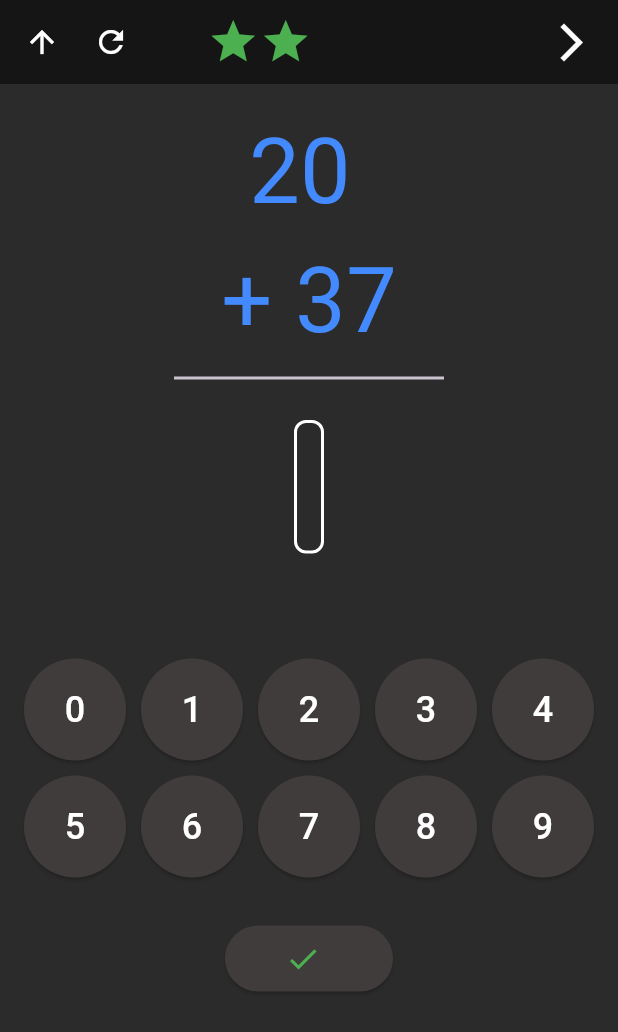
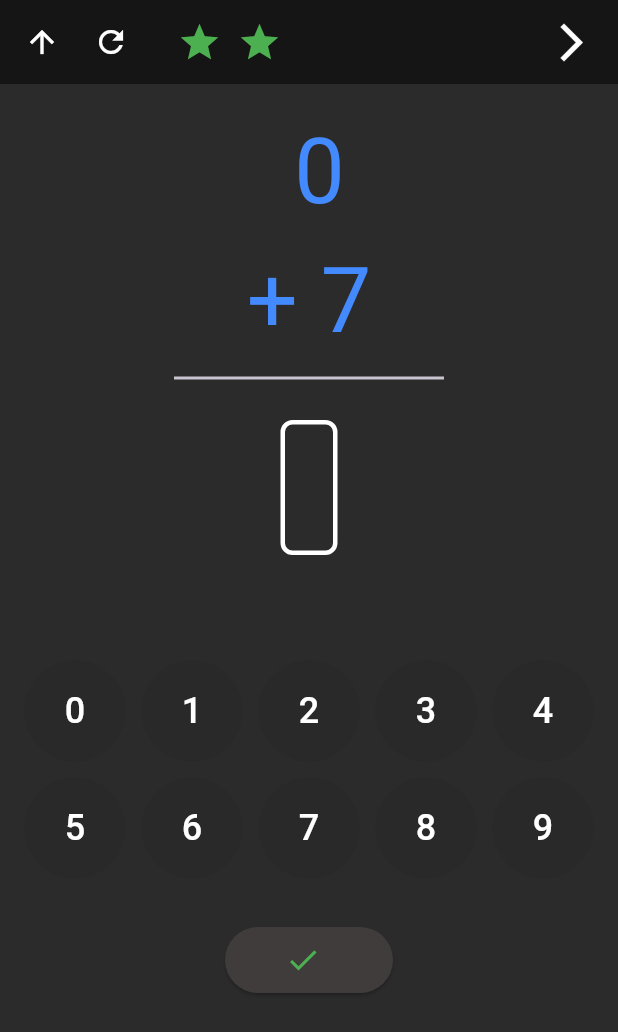
Before and after one commit to ranggadharmawan08/taskinternship2, a Flutter app: the screen it shows after launch, after a tap on the "refresh" icon, on a phone screen of 412 x 824 dp. Shown: the top 1032 px of the screen. Run offline on Flutter 3.47's test engine with Material 3 defaults, Android fonts, the phone set to English and light mode, and no system bars; our stand-ins replace get.

Commit message:
change with canvas

```diff
--- a/lib/app/modules/home/controllers/home_controller.dart
+++ b/lib/app/modules/home/controllers/home_controller.dart
@@ -1,4 +1,4 @@
-import 'dart:async'; // Import untuk Future.delayed
+import 'dart:async';
 import 'dart:math';
 import 'package:flutter/material.dart';
 import 'package:get/get.dart';
@@ -15,7 +15,11 @@ class HomeController extends GetxController {
   var iconColor1 = Rx<Color>(Colors.white);
   var showLottieAnimation = RxBool(false);
 
-  final animationDuration = Duration(seconds: 2); // Durasi animasi
+  final animationDuration = Duration(seconds: 2);
+
+  var arrowStart = Rx<Offset?>(null);
+  var arrowEnd = Rx<Offset?>(null);
+  var answerPosition = Rx<Offset?>(null);
 
   @override
   void onInit() {
@@ -25,19 +29,21 @@ class HomeController extends GetxController {
 
   void generateRandomNumbers() {
     final random = Random();
-    firstNumber.value = random.nextInt(100);
-    secondNumber.value = random.nextInt(100);
+    firstNumber.value = random.nextInt(10);
+    secondNumber.value = random.nextInt(10);
     userAnswer.value = '';
     answerColor.value = Colors.blue;
     outlineColor.value = Colors.white;
     iconColor.value = Colors.green;
     iconColor1.value = Colors.white;
     buttonIcon.value = Icons.check;
+    arrowStart.value = null;
+    arrowEnd.value = null;
 
     for (var star in starColors) {
       star.value = Colors.green;
     }
-    showLottieAnimation.value = false; // Reset animasi
+    showLottieAnimation.value = false;
   }
 
   void addNumber(String number) {
@@ -54,8 +60,8 @@ class HomeController extends GetxController {
       iconColor.value = Colors.green;
       iconColor1.value = Colors.green;
       buttonIcon.value = Icons.arrow_forward_ios_outlined;
-      showLottieAnimation.value = true; // Tampilkan animasi saat jawaban benar
-      _hideAnimationAfterDelay(); // Panggil metode untuk menyembunyikan animasi setelah delay
+      showLottieAnimation.value = true;
+      _hideAnimationAfterDelay();
     } else {
       answerColor.value = Colors.red;
       outlineColor.value = Colors.red;
@@ -68,7 +74,7 @@ class HomeController extends GetxController {
 
   void _hideAnimationAfterDelay() {
     Future.delayed(animationDuration, () {
-      showLottieAnimation.value = false; // Sembunyikan animasi setelah durasi
+      showLottieAnimation.value = false;
     });
   }
 
@@ -88,4 +94,29 @@ class HomeController extends GetxController {
       checkAnswer();
     }
   }
+
+  void updateArrow(Offset position) {
+    if (arrowStart.value == null) {
+      arrowStart.value = position;
+    }
+    if (answerPosition.value != null) {
+      arrowEnd.value = answerPosition.value!;
+    } else {
+      arrowEnd.value = position;
+    }
+  }
+
+  void hideArrow() {
+    arrowStart.value = null;
+    arrowEnd.value = null;
+  }
+
+  void setAnswerPosition(Offset position) {
+    answerPosition.value = position;
+  }
+
+  void addNumberToAnswer() {
+    // Fungsi ini digunakan untuk menambahkan angka ke jawaban
+    checkAnswer();
+  }
 }
--- a/lib/app/modules/home/views/home_view.dart
+++ b/lib/app/modules/home/views/home_view.dart
@@ -1,56 +1,12 @@
+import 'dart:math';
+
 import 'package:flutter/material.dart';
 import 'package:get/get.dart';
+
 import 'package:math_game/app/modules/home/controllers/home_controller.dart';
 
 class HomeView extends GetView<HomeController> {
   const HomeView({Key? key}) : super(key: key);
-
-  Widget _buildButton(String text) {
-    return ElevatedButton(
-      onPressed: () => controller.addNumber(text),
-      child: Text(text, style: const TextStyle(fontSize: 24, color: Colors.white)),
-      style: ElevatedButton.styleFrom(
-        backgroundColor: Color.fromARGB(255, 65, 60, 60),
-        fixedSize: const Size(50, 50),
-        shape: const CircleBorder(),
-      ),
-    );
-  }
-
-  Widget _buildOutlinedContainer(String text, {double fontSize = 48}) {
-    return Obx(() => Container(
-          padding: const EdgeInsets.all(8.0),
-          decoration: BoxDecoration(
-            color: Colors.transparent,
-            border: Border.all(
-              color: controller.outlineColor.value,
-              width: 2.0,
-            ),
-            borderRadius:
-                BorderRadius.circular(8.0),
-          ),
-          child: Text(
-            text,
-            style: TextStyle(
-              fontSize: fontSize,
-              color: controller.answerColor.value,
-            ),
-          ),
-        ));
-  }
-
-  Widget _buildStars() {
-    return Row(
-      mainAxisAlignment: MainAxisAlignment.center,
-      children: List.generate(controller.starColors.length, (index) {
-        return Obx(() => Icon(
-              Icons.star,
-              color: controller.starColors[index].value,
-              size: 35,
-            ));
-      }),
-    );
-  }
 
   @override
   Widget build(BuildContext context) {
@@ -67,9 +23,9 @@ class HomeView extends GetView<HomeController> {
               icon: const Icon(Icons.refresh_outlined, color: Colors.white),
               onPressed: controller.generateRandomNumbers,
             ),
-            const SizedBox(width: 40),
+            const SizedBox(width: 20),
             _buildStars(),
-            Spacer(),
+            const Spacer(),
             Obx(() => Icon(
               Icons.arrow_forward_ios_outlined,
               color: controller.iconColor1.value,
@@ -78,7 +34,11 @@ class HomeView extends GetView<HomeController> {
           ],
         ),
       ),
-      body: SingleChildScrollView(
+      body: SafeArea(
+        child: Stack(
+          children: [
+            // Bagian utama UI
+            SingleChildScrollView(
               child: Padding(
                 padding: const EdgeInsets.all(16.0),
                 child: Column(
@@ -87,23 +47,25 @@ class HomeView extends GetView<HomeController> {
                     Obx(() => Stack(
                           alignment: Alignment.center,
                           children: [
-                      // Menampilkan angka
                             Column(
                               children: [
                                 Row(
                                   children: [
                                     Padding(
-                                padding: const EdgeInsets.only(left: 150),
+                                      padding: const EdgeInsets.only(left: 180),
                                       child: Text(
                                         '${controller.firstNumber.value}',
-                                  style: const TextStyle(fontSize: 60, color: Colors.blueAccent),
+                                        style: const TextStyle(
+                                            fontSize: 60,
+                                            color: Colors.blueAccent),
                                       ),
                                     ),
                                   ],
                                 ),
                                 Text(
                                   '+ ${controller.secondNumber.value}',
-                            style: const TextStyle(fontSize: 60, color: Colors.blueAccent),
+                                  style: const TextStyle(
+                                      fontSize: 60, color: Colors.blueAccent),
                                 ),
                               ],
                             ),
@@ -113,7 +75,7 @@ class HomeView extends GetView<HomeController> {
                                 child: Container(
                                   color: Colors.transparent,
                                   child: Image.asset(
-                              'assets/animation/firework.gif', // Pastikan file GIF berada di folder assets
+                                    'assets/animation/firework.gif',
                                     fit: BoxFit.cover,
                                   ),
                                 ),
@@ -126,39 +88,171 @@ class HomeView extends GetView<HomeController> {
                       endIndent: 100,
                     ),
                     const SizedBox(height: 20),
-              Obx(() => _buildOutlinedContainer(controller.userAnswer.value)),
+                    Obx(() =>
+                        _buildOutlinedContainer(controller.userAnswer.value)),
                     const SizedBox(height: 70),
                     GridView.count(
                       shrinkWrap: true,
                       crossAxisCount: 5,
                       mainAxisSpacing: 10,
                       crossAxisSpacing: 10,
-                children: [
-                  _buildButton('0'),
-                  _buildButton('1'),
-                  _buildButton('2'),
-                  _buildButton('3'),
-                  _buildButton('4'),
-                  _buildButton('5'),
-                  _buildButton('6'),
-                  _buildButton('7'),
-                  _buildButton('8'),
-                  _buildButton('9'),
-                ],
+                      children: List.generate(10, (index) {
+                        return GestureDetector(
+                          onPanStart: (details) {
+                            controller.updateArrow(details.globalPosition);
+                          },
+                          onPanUpdate: (details) {
+                            controller.updateArrow(details.globalPosition);
+                          },
+                          onPanEnd: (details) {
+                            controller.addNumber(index.toString());
+                            controller.hideArrow();
+                          },
+                          child: ElevatedButton(
+                            onPressed: null,
+                            child: Text(index.toString(),
+                                style: const TextStyle(
+                                    fontSize: 24, color: Colors.white)),
+                            style: ElevatedButton.styleFrom(
+                              backgroundColor:
+                                  const Color.fromARGB(255, 65, 60, 60),
+                              fixedSize: const Size(50, 50),
+                              shape: const CircleBorder(),
+                            ),
+                          ),
+                        );
+                      }),
                     ),
                     const SizedBox(height: 30),
                     Obx(() => ElevatedButton.icon(
                           onPressed: controller.onButtonPressed,
-                icon: Icon(controller.buttonIcon.value, size: 24, color: controller.iconColor.value),
+                          icon: Icon(controller.buttonIcon.value,
+                              size: 24, color: controller.iconColor.value),
                           label: const Text(''),
                           style: ElevatedButton.styleFrom(
-                  padding: const EdgeInsets.symmetric(horizontal: 40, vertical: 10), backgroundColor: Color.fromARGB(255, 65, 60, 60),
+                            padding: const EdgeInsets.symmetric(
+                                horizontal: 40, vertical: 10),
+                            backgroundColor:
+                                const Color.fromARGB(255, 65, 60, 60),
                           ),
                         )),
                   ],
                 ),
               ),
             ),
+            // Layer untuk animasi panah
+            Obx(() {
+              if (controller.arrowStart.value != null &&
+                  controller.arrowEnd.value != null) {
+                return CustomPaint(
+                  painter: ArrowPainter(
+                    start: controller.arrowStart.value!,
+                    end: controller.arrowEnd.value!,
+                  ),
+                  child: Container(),
                 );
               }
+              return Container();
+            }),
+            // Menentukan posisi target untuk kolom jawaban
+            Positioned(
+              left: 0,
+              right: 0,
+              bottom: 0,
+              height: 100, // Sesuaikan dengan ukuran kolom jawaban
+              child: LayoutBuilder(
+                builder: (context, constraints) {
+                  WidgetsBinding.instance.addPostFrameCallback((_) {
+                    controller.setAnswerPosition(Offset(
+                        constraints.maxWidth / 2, constraints.maxHeight - 50));
+                  });
+                  return Container(
+                    color: Colors.transparent,
+                  );
+                },
+              ),
+            ),
+          ],
+        ),
+      ),
+    );
   }
+
+  Widget _buildOutlinedContainer(String text) {
+    return Container(
+      padding: const EdgeInsets.all(16.0),
+      decoration: BoxDecoration(
+        border: Border.all(color: controller.outlineColor.value, width: 3),
+        borderRadius: BorderRadius.circular(8),
+      ),
+      child: Text(
+        text,
+        style: TextStyle(fontSize: 36, color: controller.answerColor.value),
+      ),
+    );
+  }
+
+  Widget _buildStars() {
+    return Obx(() {
+      final stars = <Widget>[];
+      for (var i = 0; i < 2; i++) {
+        stars.add(
+          Icon(
+            Icons.star,
+            color: controller.starColors[i].value,
+            size: 30,
+          ),
+        );
+        if (i < 2) stars.add(const SizedBox(width: 10));
+      }
+      return Row(children: stars);
+    });
+  }
+}
+
+class ArrowPainter extends CustomPainter {
+  final Offset start;
+  final Offset end;
+
+  ArrowPainter({required this.start, required this.end});
+
+  @override
+  void paint(Canvas canvas, Size size) {
+    final paint = Paint()
+      ..color = Colors.green // Warna panah bisa disesuaikan
+      ..strokeWidth = 10
+      ..style = PaintingStyle.stroke;
+
+    final path = Path()
+      ..moveTo(start.dx, start.dy)
+      ..lineTo(end.dx, end.dy);
+
+    // Menambahkan kepala panah
+    final arrowHead = _createArrowHead(start, end);
+    path.addPath(arrowHead, Offset.zero);
+
+    canvas.drawPath(path, paint);
+  }
+
+  Path _createArrowHead(Offset start, Offset end) {
+    const arrowHeadSize = 20;
+    final angle = atan2(end.dy - start.dy, end.dx - start.dx);
+    final path = Path();
+
+    path.moveTo(end.dx, end.dy);
+    path.lineTo(
+      end.dx - arrowHeadSize * cos(angle - pi / 3),
+      end.dy - arrowHeadSize * sin(angle - pi / 3),
+    );
+    path.moveTo(end.dx, end.dy);
+    path.lineTo(
+      end.dx - arrowHeadSize * cos(angle + pi / 3),
+      end.dy - arrowHeadSize * sin(angle + pi / 3),
+    );
+
+    return path;
+  }
+
+  @override
+  bool shouldRepaint(CustomPainter oldDelegate) => true;
+}
```
Lines whose indentation alone changed are shown as unchanged.
